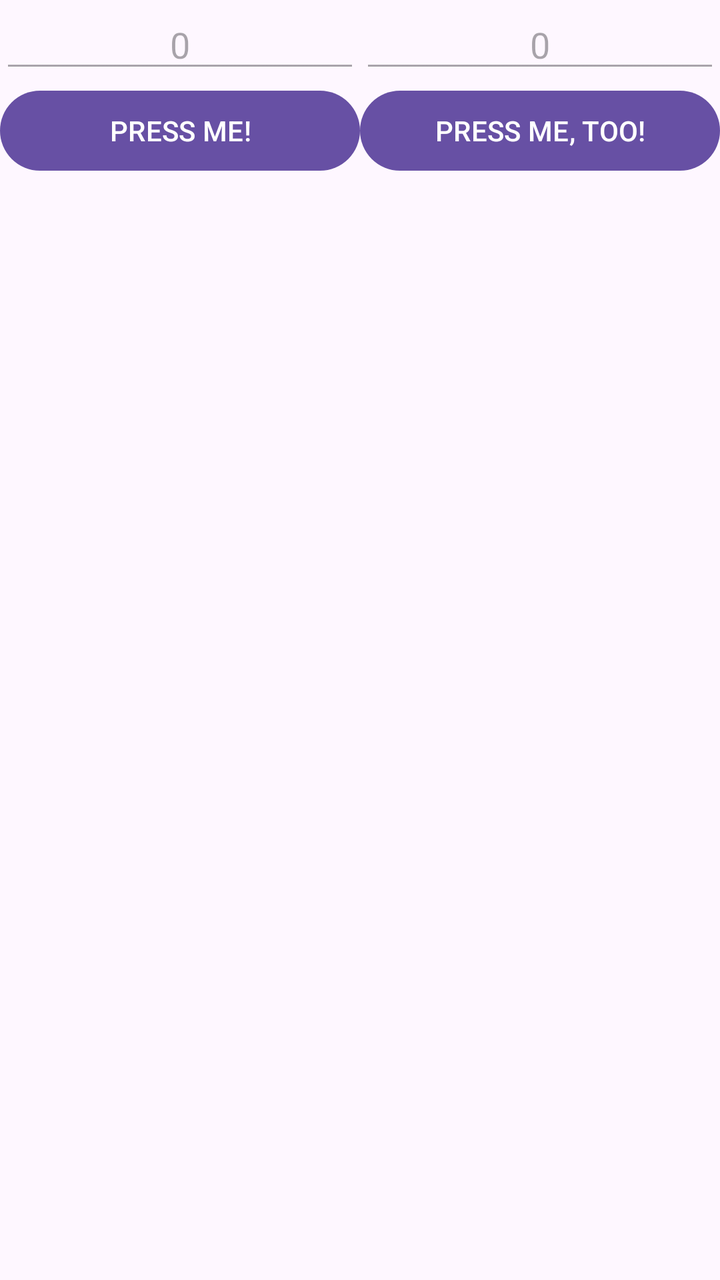
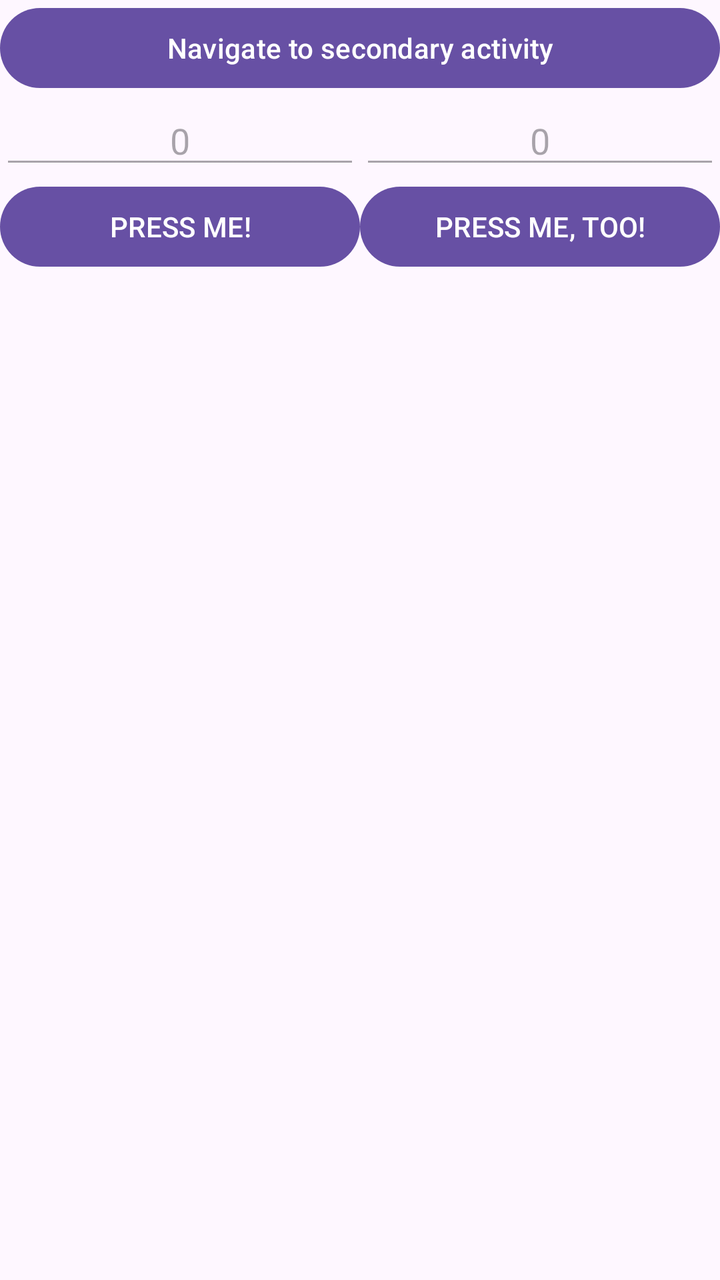

Before-and-after screenshots of an Android layout around one commit, followed by the original layout XML and the change that was made.
<!-- AndroidManifest.xml: application theme Theme.PracticalTest01 -->
<!-- res/layout/activity_practical_test01_main.xml -->
<?xml version="1.0" encoding="utf-8"?>
<LinearLayout xmlns:android="http://schemas.android.com/apk/res/android"
    android:id="@+id/main"
    android:layout_width="match_parent"
    android:layout_height="match_parent"
    android:orientation="vertical"
    android:saveEnabled="false">

    <LinearLayout
        android:layout_width="match_parent"
        android:layout_height="wrap_content"
        android:orientation="horizontal">

        <EditText
            android:id="@+id/left_text"
            android:layout_width="0dp"
            android:layout_height="wrap_content"
            android:layout_weight="1"
            android:enabled="false"
            android:gravity="center"
            android:saveEnabled="false"
            android:text="0" />

        <EditText
            android:id="@+id/right_text"
            android:layout_width="0dp"
            android:layout_height="wrap_content"
            android:layout_weight="1"
            android:enabled="false"
            android:gravity="center"
            android:saveEnabled="false"
            android:text="0" />


    </LinearLayout>

    <LinearLayout
        android:layout_width="match_parent"
        android:layout_height="wrap_content"
        android:orientation="horizontal">

        <Button
            android:id="@+id/left_button"
            android:layout_width="0dp"
            android:layout_height="wrap_content"
            android:layout_weight="1"
            android:text="PRESS ME!" />

        <Button
            android:id="@+id/right_button"
            android:layout_width="0dp"
            android:layout_height="wrap_content"
            android:layout_weight="1"
            android:text="PRESS ME, TOO!" />


    </LinearLayout>
</LinearLayout>
<!-- resources referenced by this layout -->
<resources>
  <style name="Theme.PracticalTest01" parent="Base.Theme.PracticalTest01" />
  <style name="Base.Theme.PracticalTest01" parent="Theme.Material3.DayNight.NoActionBar">
          
          
      </style>
</resources>

<!-- the commit's change to res/layout/activity_practical_test01_main.xml (unified diff, before → after) -->
@@ -1,10 +1,16 @@
 <?xml version="1.0" encoding="utf-8"?>
 <LinearLayout xmlns:android="http://schemas.android.com/apk/res/android"
     android:id="@+id/main"
-    android:layout_width="match_parent"
+    android:layout_width="wrap_content"
     android:layout_height="match_parent"
     android:orientation="vertical"
     android:saveEnabled="false">
+
+    <Button
+        android:id="@+id/navigate_button"
+        android:layout_width="match_parent"
+        android:layout_height="wrap_content"
+        android:text="Navigate to secondary activity" />
 
     <LinearLayout
         android:layout_width="match_parent"
